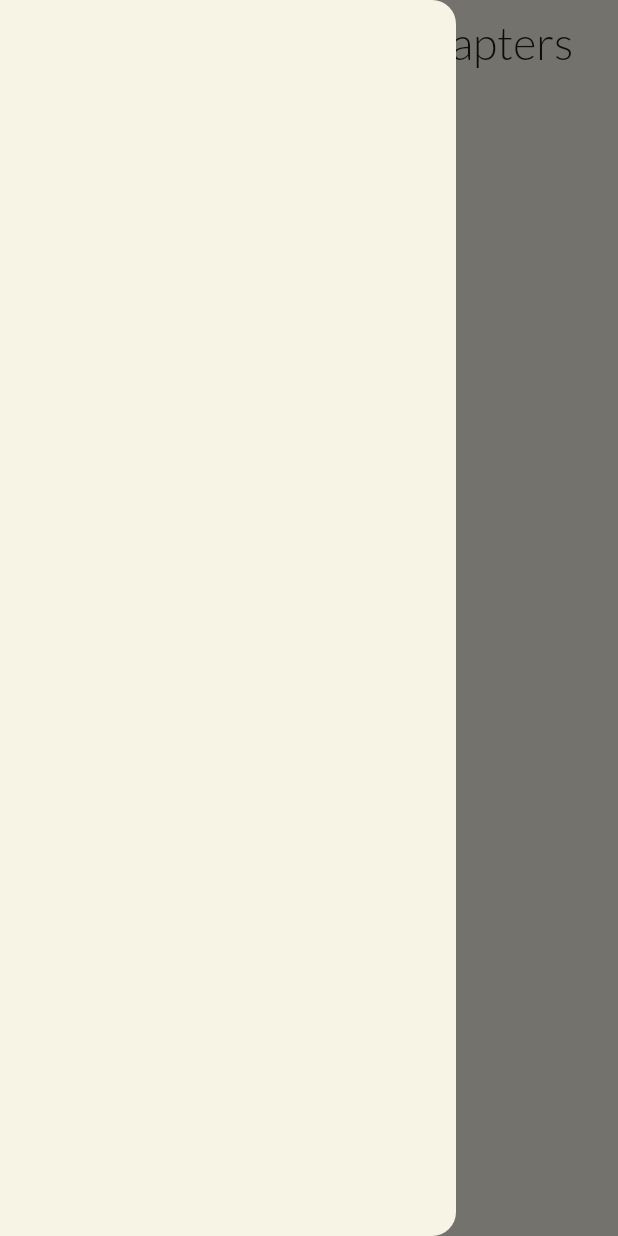
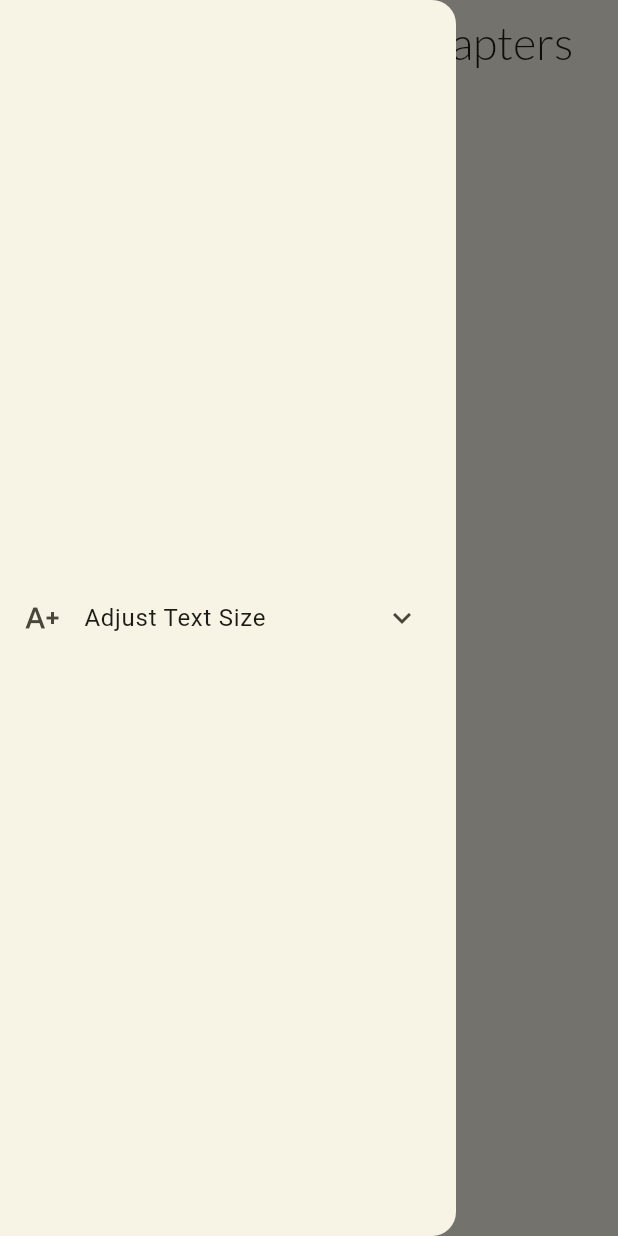
Before and after one commit to dineshkumar-770/bhagwat_gita-app, a Flutter app: the screen it shows after launch, after a tap on the "menu" icon, on a phone screen of 412 x 824 dp. Run offline on Flutter 3.47's test engine with Material 2 defaults, Android fonts, the phone set to English and light mode, and no system bars; drawn by our look-alikes of dynamic_color; our stand-ins replace equatable, flutter_riverpod, flutter_screenutil, flutter_tts, fluttertoast, google_fonts and 1 more; network calls fail.

Commit message:
small changes donw

```diff
--- /dev/null
+++ b/lib/config/shared_prefs.dart
@@ -0,0 +1,21 @@
+import 'package:shared_preferences/shared_preferences.dart';
+
+class SharedPreferencesSingleton {
+  static SharedPreferencesSingleton? _instance;
+  static SharedPreferences? _sharedPreferences;
+
+  SharedPreferencesSingleton._();
+
+  factory SharedPreferencesSingleton() {
+    _instance ??= SharedPreferencesSingleton._();
+    return _instance!;
+  }
+
+  static Future<void> init() async {
+    _sharedPreferences ??= await SharedPreferences.getInstance();
+  }
+
+  static SharedPreferences get instance {
+    return _sharedPreferences!;
+  }
+}
--- /dev/null
+++ b/lib/features/text_adjustment/controller/text_adjustment_controller.dart
@@ -0,0 +1,5 @@
+import 'package:flutter_riverpod/flutter_riverpod.dart';
+
+final textSizeProvider = StateProvider<double>((ref) {
+  return (0.2);
+});
--- /dev/null
+++ b/lib/features/text_adjustment/widgets/drawer_widget.dart
@@ -0,0 +1,51 @@
+import 'dart:developer';
+import 'package:bhagwat_gita/config/shared_prefs.dart';
+import 'package:bhagwat_gita/features/text_adjustment/controller/text_adjustment_controller.dart';
+import 'package:flutter/material.dart';
+import 'package:flutter_riverpod/flutter_riverpod.dart';
+
+class DrawerWidget extends ConsumerWidget {
+  const DrawerWidget({super.key});
+
+  @override
+  Widget build(BuildContext context, ref) {
+    ref.watch(textSizeProvider);
+    return Column(
+      mainAxisAlignment: MainAxisAlignment.center,
+      children: [
+        ExpansionTile(
+          title: const Text('Adjust Text Size'),
+          leading: const Icon(Icons.text_increase),
+          children: [
+            Slider(
+              value: ref.read(textSizeProvider.notifier).state,
+              divisions: 15,
+              label: 'Slide to adjust value',
+              onChanged: (value) {
+                ref.read(textSizeProvider.notifier).state = value;
+                log('${ref.read(textSizeProvider.notifier).state}');
+              },
+            ),
+            Text(
+              'This is a sample text',
+              textAlign: TextAlign.center,
+              style: TextStyle(
+                  fontSize: ref.read(textSizeProvider.notifier).state * 100),
+            ),
+            ElevatedButton(
+                onPressed: () {
+                  final fontText =
+                      ((ref.read(textSizeProvider.notifier).state) * 100)
+                          .toStringAsFixed(0);
+                  SharedPreferencesSingleton.instance
+                      .setDouble('textSize', double.parse(fontText))
+                      .then((value) => debugPrint(
+                          '${SharedPreferencesSingleton.instance.getDouble('textSize')}'));
+                },
+                child: const Text('Save'))
+          ],
+        ),
+      ],
+    );
+  }
+}
--- a/lib/features/verses/widget/versse_widget.dart
+++ b/lib/features/verses/widget/versse_widget.dart
@@ -76,7 +76,7 @@ class ShlokaCard extends StatelessWidget {
                       width: double.maxFinite,
                       child: ElevatedButton(
                         onPressed: onCommentries,
-                        child: const Text('कमेंट्री पर जाएं'),
+                        child: const Text('Go to Commentries'),
                       ),
                     ),
                     SizedBox(height: 20.0 * SizeConfig.heightMultiplier!),
--- a/lib/main.dart
+++ b/lib/main.dart
@@ -1,7 +1,9 @@
 import 'dart:ui';
 
 import 'package:bhagwat_gita/config/responsive/size_config.dart';
+import 'package:bhagwat_gita/config/shared_prefs.dart';
 import 'package:bhagwat_gita/features/home/screen/home_page.dart';
+import 'package:bhagwat_gita/features/text_adjustment/widgets/drawer_widget.dart';
 import 'package:dynamic_color/dynamic_color.dart';
 import 'package:flutter/material.dart';
 import 'package:flutter_riverpod/flutter_riverpod.dart';
@@ -10,6 +12,7 @@ import 'package:google_fonts/google_fonts.dart';
 
 void main() {
   WidgetsFlutterBinding.ensureInitialized();
+  SharedPreferencesSingleton.init();
   runApp(const ProviderScope(child: MyApp()));
 }
 
@@ -20,10 +23,11 @@ class MyApp extends ConsumerWidget {
 
   @override
   Widget build(BuildContext context, WidgetRef ref) {
-    final GlobalKey<ScaffoldState> _key = GlobalKey();
+    final GlobalKey<ScaffoldState> key = GlobalKey();
     return DynamicColorBuilder(
       builder: (ColorScheme? lightDynamic, ColorScheme? dark) {
         ColorScheme lightColorScheme;
+        // ignore: unused_local_variable
         ColorScheme darkColorScheme;
 
         if (lightDynamic != null && dark != null) {
@@ -51,15 +55,18 @@ class MyApp extends ConsumerWidget {
                           colorScheme: lightColorScheme,
                         ),
                         home: Scaffold(
-                          key: _key,
-                          drawer: const Drawer(),
+                          key: key,
+                          drawer: const Drawer(
+                            elevation: 2,
+                            child: DrawerWidget(),
+                          ),
                           appBar: AppBar(
                             backgroundColor: Colors.transparent,
                             elevation: 0,
                             centerTitle: true,
                             leading: IconButton(
                                 onPressed: () {
-                                  _key.currentState?.openDrawer();
+                                  key.currentState?.openDrawer();
                                 },
                                 icon: const Icon(Icons.menu)),
                             flexibleSpace: ClipRect(
--- a/lib/routes/api_routes.dart
+++ b/lib/routes/api_routes.dart
@@ -5,4 +5,5 @@ class ApiRoutes {
     "X-RapidAPI-Key": "e7eff69b2amsh2e26d250794a32dp1a580djsnf7ebf55b9071",
     "X-RapidAPI-Host": "bhagavad-gita3.p.rapidapi.com"
   };
+  static const pexelsAPIKey = "563492ad6f91700001000001f3e66a7d7f554e18b537c1a1eb0c7260";
 }
```
Also changed, not shown: lib/features/chapter_details/screen/chapter_details_screen.dart (+3 -14 lines).
